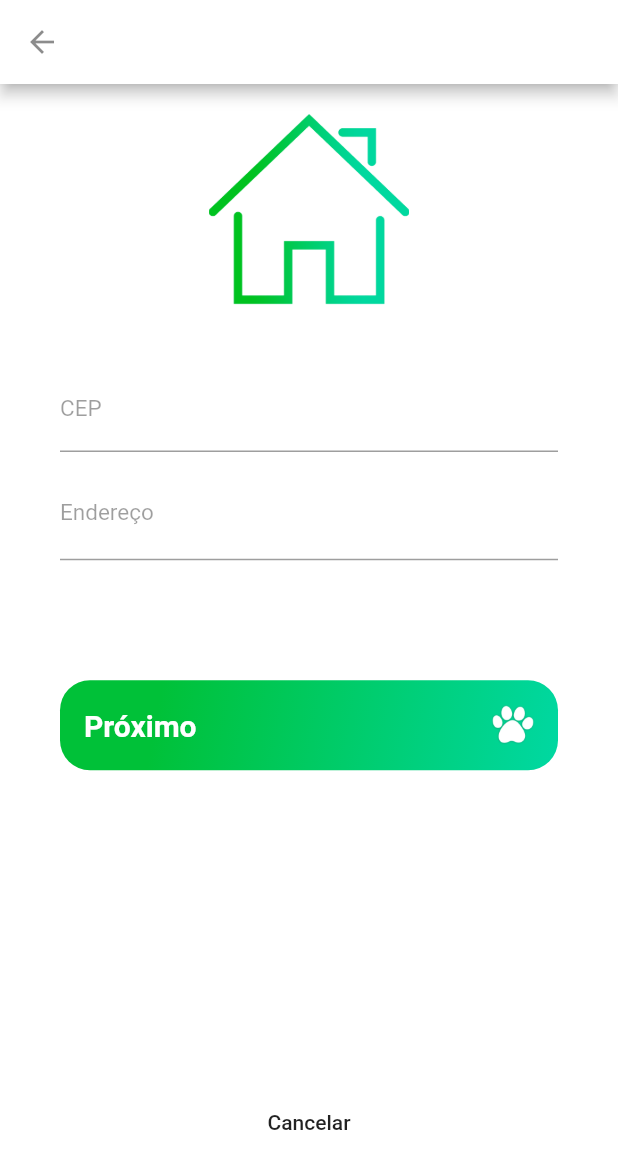
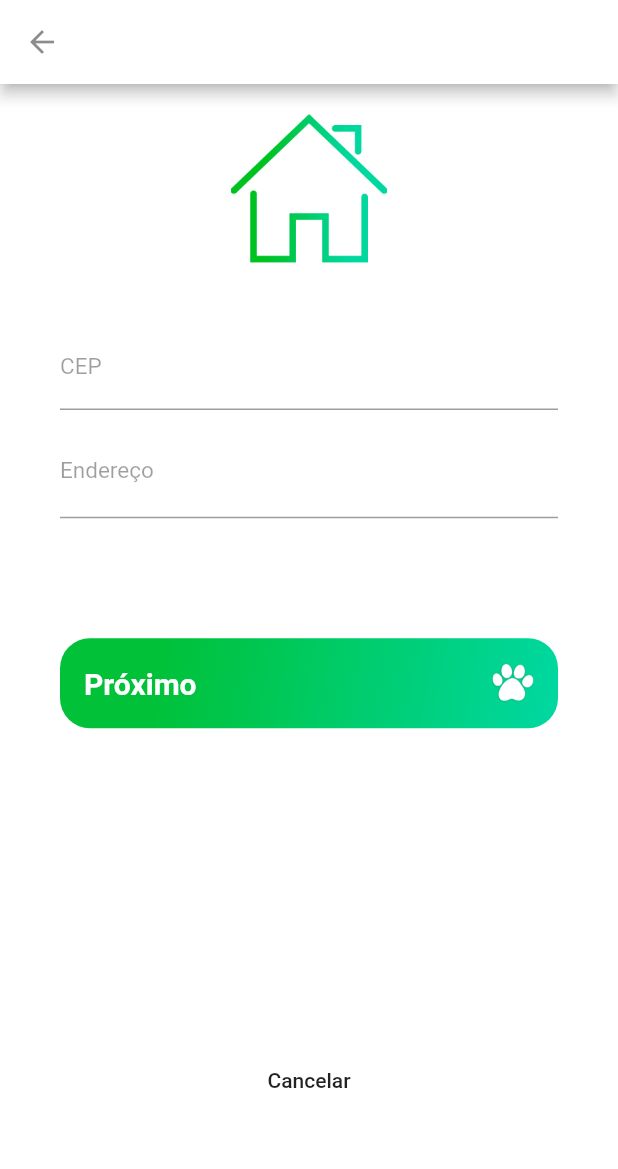
Before and after one commit to vitordata/seekpet, a Flutter app: the CadastroSeguinte screen opened directly, on a phone screen of 412 x 824 dp. Shown: the top 1169 px of the screen. Run offline on Flutter 3.47's test engine with Material 2 defaults, Android fonts, the phone set to English and light mode, and no system bars.

Commit message:
Atualização

```diff
--- a/lib/Paginas/cadastro2.page.dart
+++ b/lib/Paginas/cadastro2.page.dart
@@ -25,8 +25,8 @@ class CadastroSeguinte extends StatelessWidget {
         child: ListView(
           children: <Widget>[
             SizedBox(
-              width: 128,
-              height: 128,
+              width: 100,
+              height: 100,
               child: Image.asset(
                   "assets/casa.png"), // local onde está localizada a logo
             ),
--- a/lib/Paginas/login.page.dart
+++ b/lib/Paginas/login.page.dart
@@ -35,7 +35,7 @@ class LoginPage extends StatelessWidget {
                       // tamanho da imagem
                       width: 150,
                       height: 150,
-                      child: Image.asset("assets/casa.png"),
+                      // child: Image.asset("assets/casa.png"),
                     ),
                     SizedBox(
                       height: 50,
--- a/lib/Paginas/reset.password.dart
+++ b/lib/Paginas/reset.password.dart
@@ -112,7 +112,7 @@ class ResetPassword extends StatelessWidget {
                             mainAxisAlignment: MainAxisAlignment.spaceBetween,
                             children: <Widget>[
                               Text(
-                                "Entrar",
+                                "Enviar",
                                 style: TextStyle(
                                   fontWeight: FontWeight.bold,
                                   color: Colors.white,
```
